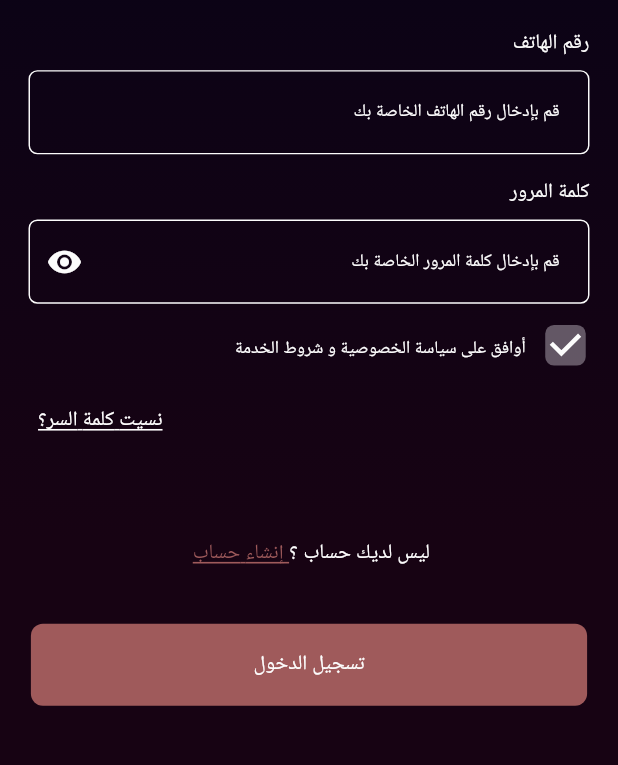
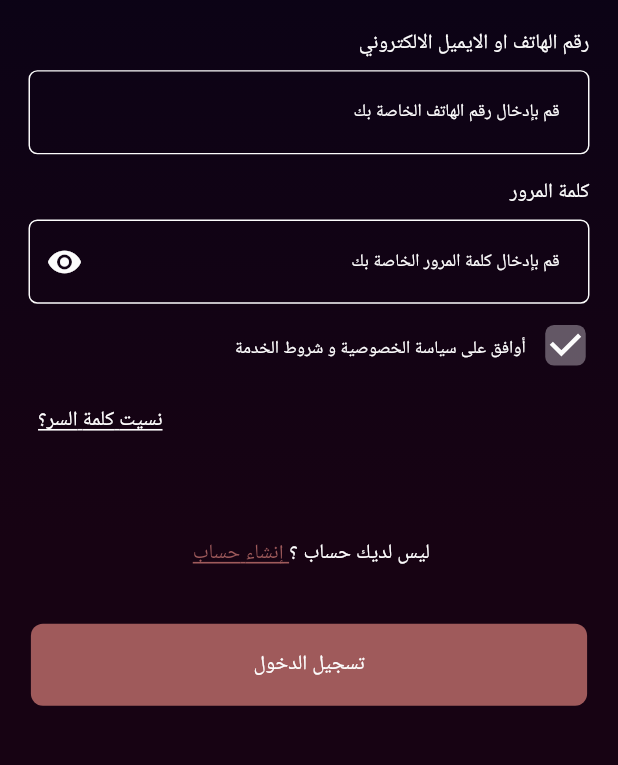
Before and after one commit to OmarAbdelAziz123/Non-Stop-Gym, a Flutter app: the screen it shows after launch, after a tap on "تخطي", after a tap on "تسجيل الدخول", on a phone screen of 412 x 824 dp, the part 449-1214 px from its top. Run offline on Flutter 3.47's test engine with Material 3 defaults, Android fonts, the phone set to English and light mode, and no system bars; our stand-ins replace cached_network_image, dio, dots_indicator, easy_localization, file_picker, firebase_core and 21 more; accounts and stored records are empty; generated files the repository leaves out were written again; Roboto replaces fonts that are missing (Cairo).

Commit message:
Update login screen text and modify keyboard type for input field

```diff
--- a/lib/features/auth/presentation/screens/login_screen.dart
+++ b/lib/features/auth/presentation/screens/login_screen.dart
@@ -99,7 +99,7 @@ class LoginScreen extends StatelessWidget {
                                 crossAxisAlignment: CrossAxisAlignment.start,
                                 children: [
                                   Text(
-                                    "رقم الهاتف",
+                                    "رقم الهاتف او الايميل الالكتروني",
                                     style: Styles.highlightStandard.copyWith(
                                       color: AppColors.neutralColor100,
                                     ),
@@ -109,7 +109,7 @@ class LoginScreen extends StatelessWidget {
                                     controller: context
                                         .read<AuthCubit>()
                                         .phoneController,
-                                    keyboardType: TextInputType.phone,
+                                    // keyboardType: TextInputType.phone,
                                     borderColor: AppColors.neutralColor100,
                                     borderRadius: 6.r,
                                     backgroundColor: Colors.transparent,
```
